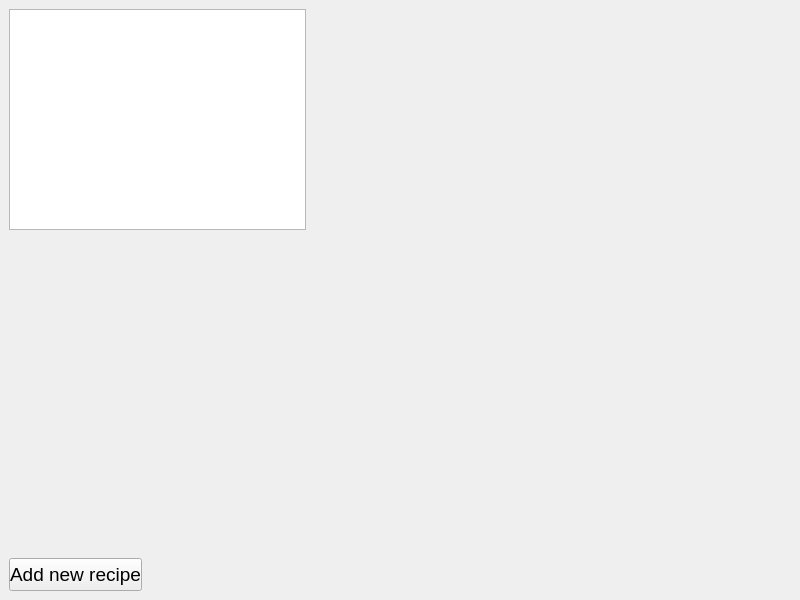
This is widget.ui in oimp9gr/control_test_2_1 as Qt 5 draws it before an edit. The edited form follows.
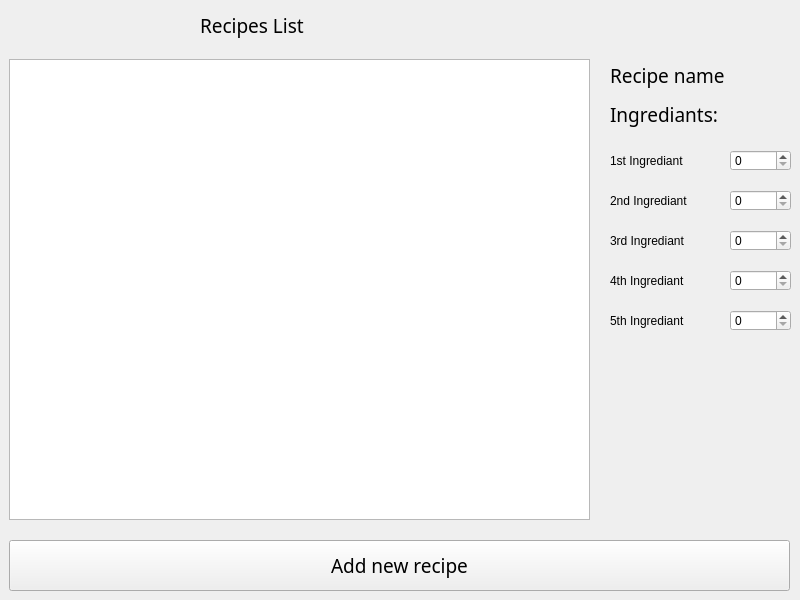
This is the edited form.

Diff of the .ui file:
```diff
--- a/widget.ui
+++ b/widget.ui
@@ -17,9 +17,9 @@
    <property name="geometry">
     <rect>
      <x>9</x>
-     <y>9</y>
-     <width>297</width>
-     <height>221</height>
+     <y>59</y>
+     <width>581</width>
+     <height>461</height>
     </rect>
    </property>
    <property name="orientation">
@@ -43,13 +43,14 @@
    <property name="geometry">
     <rect>
      <x>9</x>
-     <y>558</y>
-     <width>133</width>
-     <height>33</height>
+     <y>540</y>
+     <width>781</width>
+     <height>51</height>
     </rect>
    </property>
    <property name="font">
     <font>
+     <family>Tempus Sans ITC</family>
      <pointsize>14</pointsize>
     </font>
    </property>
@@ -57,6 +58,182 @@
     <string>Add new recipe</string>
    </property>
   </widget>
+  <widget class="QLabel" name="label">
+   <property name="geometry">
+    <rect>
+     <x>200</x>
+     <y>10</y>
+     <width>211</width>
+     <height>31</height>
+    </rect>
+   </property>
+   <property name="font">
+    <font>
+     <family>Tempus Sans ITC</family>
+     <pointsize>14</pointsize>
+    </font>
+   </property>
+   <property name="text">
+    <string>Recipes List</string>
+   </property>
+  </widget>
+  <widget class="QLabel" name="recipe_name">
+   <property name="geometry">
+    <rect>
+     <x>610</x>
+     <y>60</y>
+     <width>181</width>
+     <height>31</height>
+    </rect>
+   </property>
+   <property name="font">
+    <font>
+     <family>Tempus Sans ITC</family>
+     <pointsize>14</pointsize>
+     <bold>false</bold>
+    </font>
+   </property>
+   <property name="text">
+    <string>Recipe name</string>
+   </property>
+  </widget>
+  <widget class="QLabel" name="in1">
+   <property name="geometry">
+    <rect>
+     <x>610</x>
+     <y>150</y>
+     <width>121</width>
+     <height>21</height>
+    </rect>
+   </property>
+   <property name="text">
+    <string>1st Ingrediant</string>
+   </property>
+  </widget>
+  <widget class="QLabel" name="in2">
+   <property name="geometry">
+    <rect>
+     <x>610</x>
+     <y>190</y>
+     <width>121</width>
+     <height>21</height>
+    </rect>
+   </property>
+   <property name="text">
+    <string>2nd Ingrediant</string>
+   </property>
+  </widget>
+  <widget class="QLabel" name="in3">
+   <property name="geometry">
+    <rect>
+     <x>610</x>
+     <y>230</y>
+     <width>121</width>
+     <height>21</height>
+    </rect>
+   </property>
+   <property name="text">
+    <string>3rd Ingrediant</string>
+   </property>
+  </widget>
+  <widget class="QLabel" name="in4">
+   <property name="geometry">
+    <rect>
+     <x>610</x>
+     <y>270</y>
+     <width>121</width>
+     <height>21</height>
+    </rect>
+   </property>
+   <property name="text">
+    <string>4th Ingrediant</string>
+   </property>
+  </widget>
+  <widget class="QLabel" name="in5">
+   <property name="geometry">
+    <rect>
+     <x>610</x>
+     <y>310</y>
+     <width>121</width>
+     <height>21</height>
+    </rect>
+   </property>
+   <property name="text">
+    <string>5th Ingrediant</string>
+   </property>
+  </widget>
+  <widget class="QSpinBox" name="spin1">
+   <property name="geometry">
+    <rect>
+     <x>730</x>
+     <y>150</y>
+     <width>61</width>
+     <height>21</height>
+    </rect>
+   </property>
+  </widget>
+  <widget class="QSpinBox" name="spin2">
+   <property name="geometry">
+    <rect>
+     <x>730</x>
+     <y>190</y>
+     <width>61</width>
+     <height>21</height>
+    </rect>
+   </property>
+  </widget>
+  <widget class="QSpinBox" name="spin3">
+   <property name="geometry">
+    <rect>
+     <x>730</x>
+     <y>230</y>
+     <width>61</width>
+     <height>21</height>
+    </rect>
+   </property>
+  </widget>
+  <widget class="QSpinBox" name="spin4">
+   <property name="geometry">
+    <rect>
+     <x>730</x>
+     <y>270</y>
+     <width>61</width>
+     <height>21</height>
+    </rect>
+   </property>
+  </widget>
+  <widget class="QSpinBox" name="spin5">
+   <property name="geometry">
+    <rect>
+     <x>730</x>
+     <y>310</y>
+     <width>61</width>
+     <height>21</height>
+    </rect>
+   </property>
+  </widget>
+  <widget class="QLabel" name="label_2">
+   <property name="geometry">
+    <rect>
+     <x>610</x>
+     <y>99</y>
+     <width>151</width>
+     <height>31</height>
+    </rect>
+   </property>
+   <property name="font">
+    <font>
+     <family>Tempus Sans ITC</family>
+     <pointsize>14</pointsize>
+    </font>
+   </property>
+   <property name="text">
+    <string>Ingrediants:</string>
+   </property>
+   <property name="textFormat">
+    <enum>Qt::AutoText</enum>
+   </property>
+  </widget>
  </widget>
  <resources/>
  <connections/>
```
